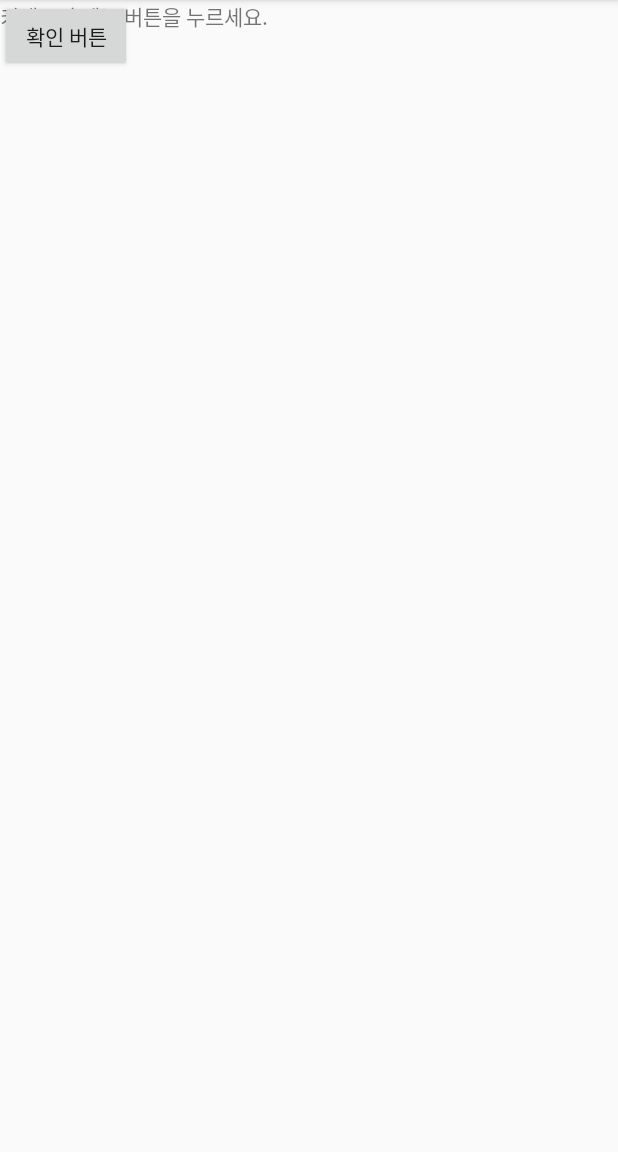
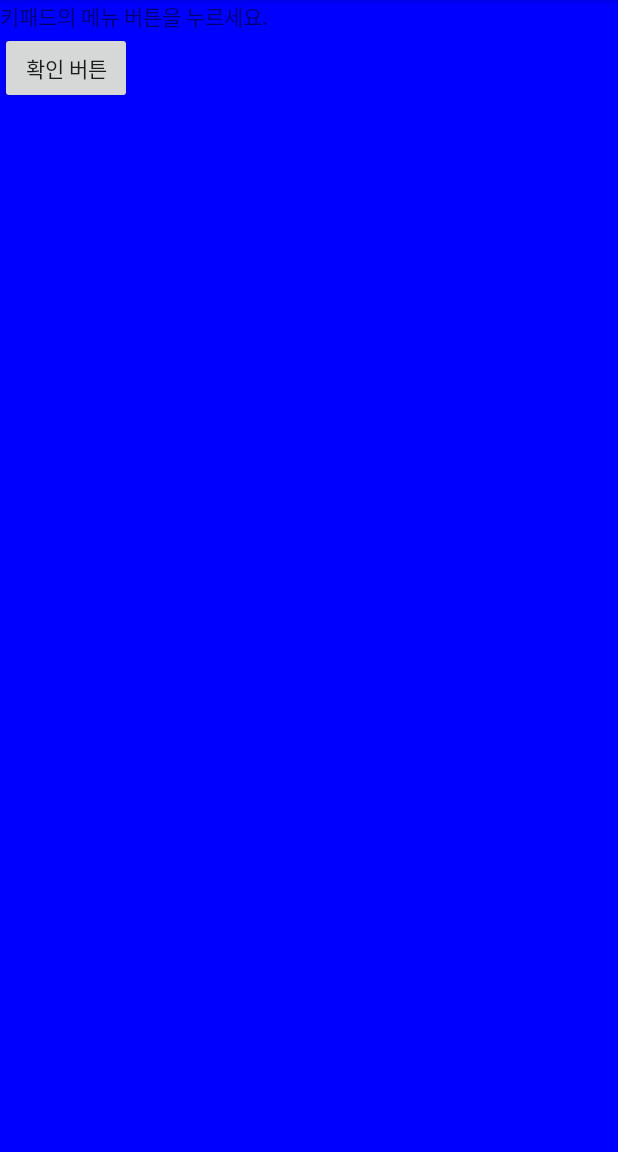
Before and after one commit to kimyejintobi/OptionMenuTest, an Android app: the screen it shows after launch (MainActivity), in the options menu, after a tap on "배경색 (파랑)", on a phone screen of 412 x 824 dp, the part 84-1236 px from its top. Run offline under Robolectric (Android 15) with nearby library versions, the phone set to English and light mode, and no system bars.

```diff
--- a/app/src/main/java/kr/hs/emirim/petto99/secondativity/MainActivity.java
+++ b/app/src/main/java/kr/hs/emirim/petto99/secondativity/MainActivity.java
@@ -1,16 +1,25 @@
 package kr.hs.emirim.petto99.secondativity;
 
+import android.graphics.Color;
 import android.support.v7.app.AppCompatActivity;
 import android.os.Bundle;
+import android.support.v7.widget.LinearLayoutCompat;
 import android.view.Menu;
 import android.view.MenuInflater;
+import android.view.MenuItem;
+import android.widget.Button;
+import android.widget.LinearLayout;
 
-public class MainActivity extends AppCompatActivity {
+public class MainActivity extends AppCompatActivity{
+    LinearLayout linear;
+    Button but;
 
     @Override
     protected void onCreate(Bundle savedInstanceState) {
         super.onCreate(savedInstanceState);
         setContentView(R.layout.activity_main);
+        linear=(LinearLayout)findViewById(R.id.Linear);
+        but=(Button)findViewById(R.id.but_ok);
     }
 
     @Override
@@ -21,4 +30,28 @@ public class MainActivity extends AppCompatActivity {
 
         return true;
     }
+
+    @Override
+    public boolean onOptionsItemSelected(MenuItem item) {
+        super.onOptionsItemSelected(item);
+        switch (item.getItemId()) {
+            case R.id.item_blue:
+                linear.setBackgroundColor(Color.BLUE);
+                return true;
+            case R.id.item_red:
+                linear.setBackgroundColor(Color.RED);
+                return true;
+            case R.id.item_yellow:
+                linear.setBackgroundColor(Color.YELLOW);
+                return true;
+            case R.id.item_but_rotate:
+                but.setRotation(but.getRotation()+45);
+                return true;
+            case R.id.item_but_size:
+                but.setScaleX(but.getScaleX()+2);
+                return true;
+
+        }
+        return false;
+    }
 }
--- a/app/src/main/res/layout/activity_main.xml
+++ b/app/src/main/res/layout/activity_main.xml
@@ -1,10 +1,11 @@
 <?xml version="1.0" encoding="utf-8"?>
-<android.support.constraint.ConstraintLayout xmlns:android="http://schemas.android.com/apk/res/android"
+<LinearLayout xmlns:android="http://schemas.android.com/apk/res/android"
     xmlns:app="http://schemas.android.com/apk/res-auto"
     xmlns:tools="http://schemas.android.com/tools"
     android:layout_width="match_parent"
     android:layout_height="match_parent"
     android:orientation="vertical"
+    android:id="@+id/Linear"
     tools:context="kr.hs.emirim.petto99.secondativity.MainActivity">
 
     <TextView
@@ -17,6 +18,6 @@
         android:layout_width="wrap_content"
         android:layout_height="wrap_content"
         android:text="확인 버튼"
-        />
+      />
 
-</android.support.constraint.ConstraintLayout>
+</LinearLayout>
--- a/app/src/main/res/menu/menu1.xml
+++ b/app/src/main/res/menu/menu1.xml
@@ -6,8 +6,8 @@
     <item android:id="@+id/item_red"
         android:title="배경색 (빨강)"
         />
-    <item android:id="@+id/item_skyblue"
-        android:title="배경색 (하)"
+    <item android:id="@+id/item_yellow"
+        android:title="배경색 (노랑)"
         />
     <item android:title="버튼 회전 >>">
         <menu>
```
